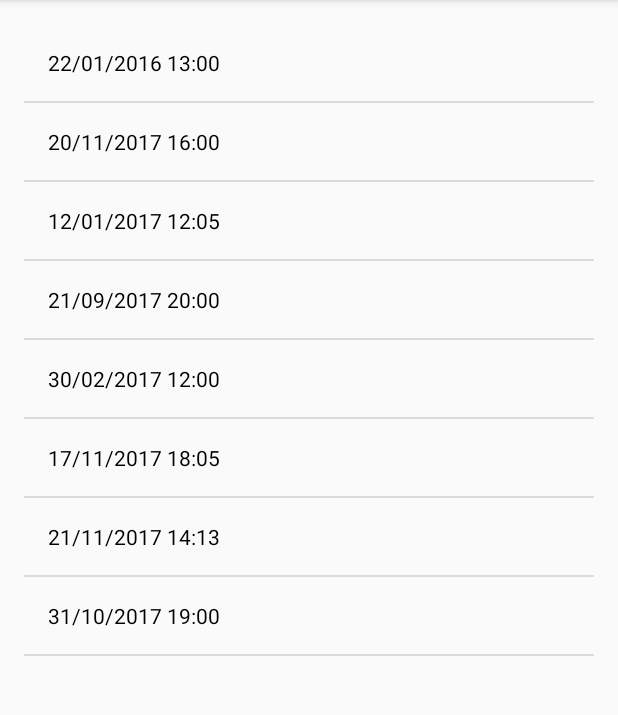
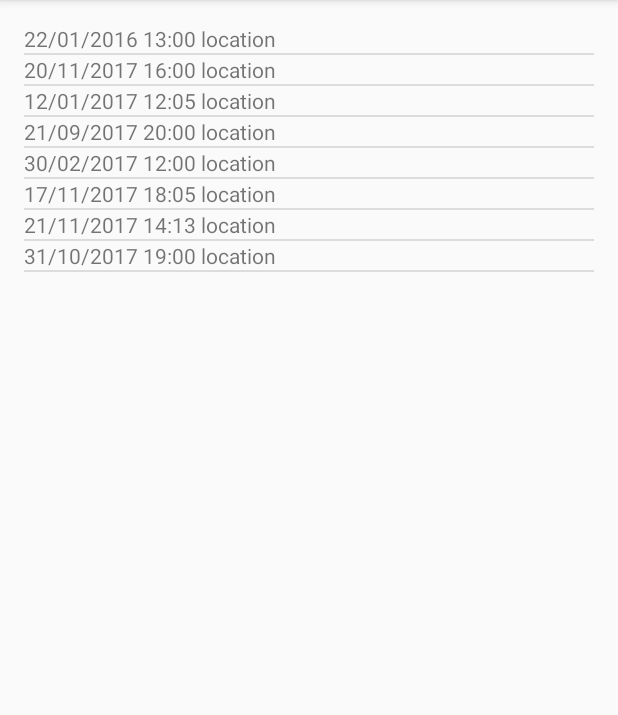
Before and after one commit to KatieFitzgerald/Anxiety-Manager, an Android app: the screen it shows after launch (MainActivity), on a phone screen of 412 x 824 dp, the part 84-799 px from its top. Run offline under Robolectric (Android 15) with nearby library versions, the phone set to English and light mode, and no system bars.

Commit message:
Populate listView with two rows

```diff
--- a/AnxietyManager/app/src/main/java/com/example/katiefitzgerald/anxietymanager/MainActivity.java
+++ b/AnxietyManager/app/src/main/java/com/example/katiefitzgerald/anxietymanager/MainActivity.java
@@ -23,12 +23,8 @@ public class MainActivity extends AppCompatActivity {
         ArrayList<AnxietyEpisode> anxietyEpisode = new ArrayList<>();
         getSensedAnxiety(anxietyEpisode);
 
-        ArrayAdapter<AnxietyEpisode> adapter = new ArrayAdapter<>(this, R.layout.list_view_items, anxietyEpisode);
-
         ListView episodeList = (ListView) findViewById(R.id.episodeListView);
-        if (episodeList != null) {
-            episodeList.setAdapter(adapter);
-        }
+        episodeList.setAdapter(new SensedAnxietyAdapter(MainActivity.this, R.layout.list_view_items, anxietyEpisode));
     }
 
     //Based on tutorial https://www.youtube.com/watch?v=i-TqNzUryn8
--- a/AnxietyManager/app/src/main/java/com/example/katiefitzgerald/anxietymanager/SensedAnxietyAdapter.java
+++ b/AnxietyManager/app/src/main/java/com/example/katiefitzgerald/anxietymanager/SensedAnxietyAdapter.java
@@ -1,10 +1,10 @@
 package com.example.katiefitzgerald.anxietymanager;
 
 import android.content.Context;
+import android.view.LayoutInflater;
 import android.view.View;
 import android.view.ViewGroup;
 import android.widget.ArrayAdapter;
-import android.widget.CursorAdapter;
 import android.widget.TextView;
 
 import java.util.ArrayList;
@@ -16,45 +16,35 @@ import java.util.ArrayList;
 public class SensedAnxietyAdapter  extends ArrayAdapter {
 
     ArrayList<AnxietyEpisode> anxietyEpisode;
+    public LayoutInflater inflater;
 
-    public SensedAnxietyAdapter(Context context, ArrayList<AnxietyEpisode> episode) {
+    public SensedAnxietyAdapter(Context context, int textViewResourceId, ArrayList<AnxietyEpisode> episode) {
 
-        super(context, 0, episode);
+        super(context, textViewResourceId, episode);
         anxietyEpisode = episode;
+
+        inflater = (LayoutInflater) context.getSystemService(Context.LAYOUT_INFLATER_SERVICE);
     }
 
     @Override
     public View getView(int position, View convertView, ViewGroup parent) {
-        ViewHolder holder;
+        // TODO Auto-generated method stub
+        //return super.getView(position, convertView, parent);
 
-        if (convertView == null) {
+        View row = convertView;
 
-            //convertView = mInflater.inflate(R.layout.list_view_items,parent,false);
+        if(row == null){
 
-            // inflate custom layout called row
-            holder = new ViewHolder();
-            holder.tv =(TextView) convertView.findViewById(R.id.textView);
-
-            // initialize textview
-            convertView.setTag(holder);
-        }
-        else
-        {
-            holder = (ViewHolder)convertView.getTag();
+            row = inflater.inflate(R.layout.list_view_items, parent, false);
         }
 
-        AnxietyEpisode item = (AnxietyEpisode)anxietyEpisode.get(position);
-        holder.tv.setText(item.toString());
-        // set the name to the text;
+        AnxietyEpisode item = anxietyEpisode.get(position);
 
-        return convertView;
+        TextView textView =(TextView)row.findViewById(R.id.textView);
+        textView.setText(item.toString());
+        TextView locationItem =(TextView)row.findViewById(R.id.locationItem);
+        locationItem.setText(" location");
 
+        return row;
     }
-
-    static class ViewHolder
-    {
-
-        TextView tv;
-    }
-
-}
+} // end custom adapter
--- a/AnxietyManager/app/src/main/res/layout/list_view_items.xml
+++ b/AnxietyManager/app/src/main/res/layout/list_view_items.xml
@@ -1,9 +1,16 @@
-<?xml version="1.0" encoding="utf-8"?>
-<TextView android:id="@+id/textView"
-    android:layout_width="fill_parent"
+<LinearLayout xmlns:android="http://schemas.android.com/apk/res/android"
+android:orientation="horizontal"
+android:layout_width="match_parent"
+android:layout_height="match_parent">
+
+<TextView
+    android:layout_width="wrap_content"
     android:layout_height="wrap_content"
-    android:layout_gravity="center"
-    android:padding="@dimen/activity_horizontal_margin"
-    android:text="Demo"
-    android:textColor="#000"
-    xmlns:android="http://schemas.android.com/apk/res/android" />
+    android:id="@+id/textView" />
+
+<TextView
+    android:layout_width="wrap_content"
+    android:layout_height="wrap_content"
+    android:id="@+id/locationItem" />
+
+</LinearLayout>
```
